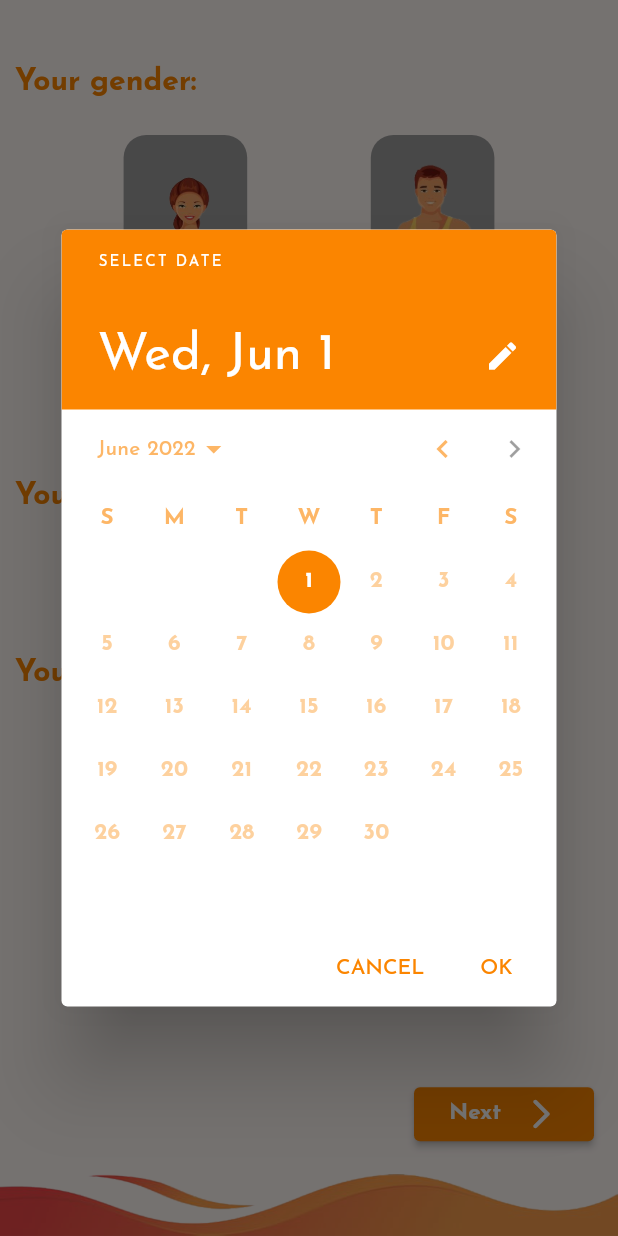
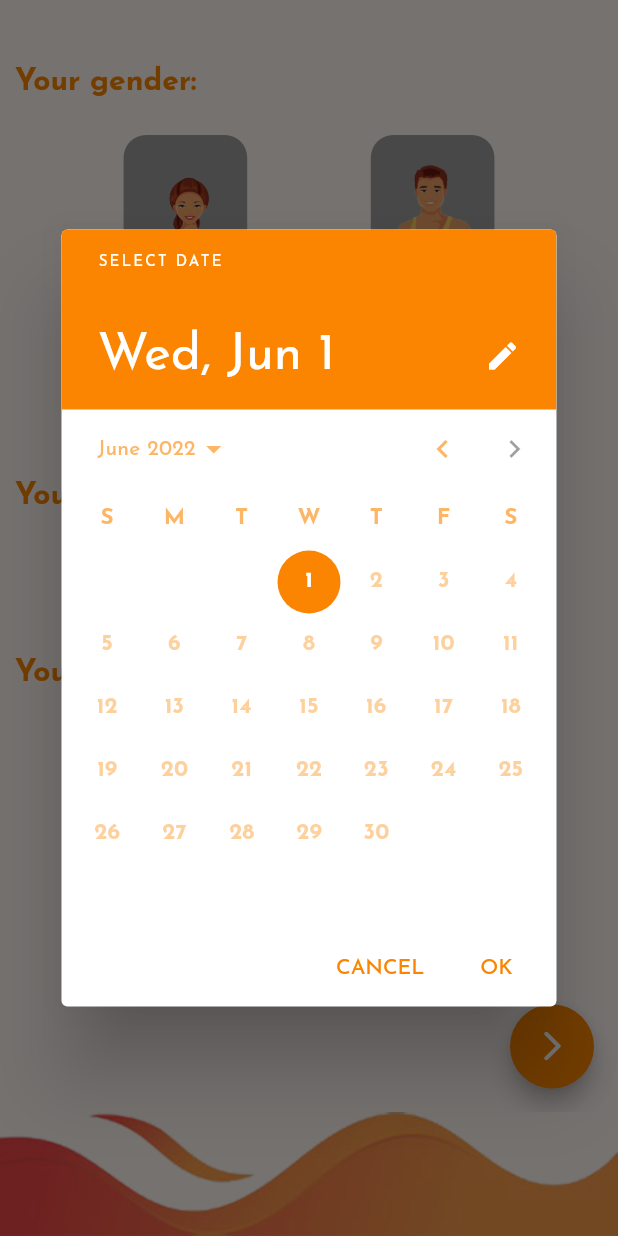
Before and after one commit to QW12AS3/OurProject, a Flutter app: the screen it shows after launch, after a tap on the "edit" icon, on a phone screen of 412 x 824 dp. Run offline on Flutter 3.47's test engine with Material 2 defaults, Android fonts, the phone set to English and light mode, and no system bars; our stand-ins replace flutter_svg; project files that could hold a hidden picture were left out.

Commit message:
Finish User Information View

```diff
--- a/lib/main.dart
+++ b/lib/main.dart
@@ -24,6 +24,17 @@ class Vigor extends StatelessWidget {
         debugShowCheckedModeBanner: false,
         themeMode: ThemeMode.light,
         theme: ThemeData(
+          snackBarTheme: SnackBarThemeData(
+            contentTextStyle: Theme.of(context)
+                .textTheme
+                .bodyMedium!
+                .copyWith(color: Colors.white),
+            backgroundColor: orangeColor.withOpacity(0.9),
+            elevation: 2,
+            shape: RoundedRectangleBorder(
+                borderRadius: BorderRadius.circular(15),
+                side: BorderSide(color: blueColor)),
+          ),
           checkboxTheme: CheckboxThemeData(
             fillColor: MaterialStateProperty.all(blueColor),
             shape: RoundedRectangleBorder(
@@ -31,6 +42,9 @@ class Vigor extends StatelessWidget {
             ),
           ),
           colorSchemeSeed: orangeColor,
+          floatingActionButtonTheme: FloatingActionButtonThemeData(
+            backgroundColor: orangeColor,
+          ),
           elevatedButtonTheme: ElevatedButtonThemeData(
             style: ButtonStyle(
                 textStyle: MaterialStateProperty.all<TextStyle>(TextStyle(
@@ -46,9 +60,15 @@ class Vigor extends StatelessWidget {
             // bodyLarge: TextStyle(
             //     color: orangeColor, fontSize: 30, fontWeight: FontWeight.bold),
             bodyMedium: TextStyle(
-                color: orangeColor, fontSize: 20, fontWeight: FontWeight.bold),
+                fontFamily: 'JosefinSans',
+                color: orangeColor,
+                fontSize: 20,
+                fontWeight: FontWeight.bold),
             bodySmall: TextStyle(
-                color: orangeColor, fontSize: 15, fontWeight: FontWeight.bold),
+                fontFamily: 'JosefinSans',
+                color: orangeColor,
+                fontSize: 15,
+                fontWeight: FontWeight.bold),
           ),
         ),
         darkTheme: ThemeData(),
--- a/lib/view_models/user_information_view_model.dart
+++ b/lib/view_models/user_information_view_model.dart
@@ -1,9 +1,11 @@
 import 'package:flutter/material.dart';
+import 'package:home_workout_app/components.dart';
 import 'package:home_workout_app/constants.dart';
 
 class UserInformationViewModel with ChangeNotifier {
   var gender;
   DateTime birthdate = DateTime.now();
+  bool dateIsSelected = false;
   Units weightUnit = Units.kg;
   Units heightUnit = Units.cm;
 
@@ -22,6 +24,20 @@ class UserInformationViewModel with ChangeNotifier {
 
   bool checkHWValues(String h, String w, BuildContext context) {
     return true;
+  }
+
+  checkDetails1Value(GlobalKey<FormState> _formkey,
+      PageController _pageController, BuildContext context) {
+    if (gender == null) {
+      showSnackbar(const Text('Please enter your gender'), context);
+    } else if (!dateIsSelected) {
+      showSnackbar(const Text('Please enter your birthdate'), context);
+    } else if (_formkey.currentState != null) {
+      if (_formkey.currentState!.validate()) {
+        _pageController.animateToPage(1,
+            duration: const Duration(milliseconds: 300), curve: Curves.linear);
+      }
+    }
   }
 
   void changeDiseasesValue(key, changedValue) {
@@ -67,6 +83,7 @@ class UserInformationViewModel with ChangeNotifier {
     );
     if (selectedBirthdate != null) {
       birthdate = selectedBirthdate;
+      dateIsSelected = true;
       notifyListeners();
     }
   }
--- a/lib/views/User Information View/details_page1.dart
+++ b/lib/views/User Information View/details_page1.dart
@@ -23,19 +23,10 @@ class Details1Page extends StatelessWidget {
     final theme = Theme.of(context);
     final mq = MediaQuery.of(context);
     return Scaffold(
-      floatingActionButton: SizedBox(
-        width: 120,
-        child: ElevatedButton(
-          onPressed: () {
-            nextFunction();
-          },
-          child: Row(
-            mainAxisAlignment: MainAxisAlignment.spaceAround,
-            children: const [
-              Text('Next'),
-              Icon(Icons.arrow_forward_ios_rounded)
-            ],
-          ),
+      floatingActionButton: FloatingActionButton(
+        onPressed: () => nextFunction(),
+        child: const Icon(
+          Icons.arrow_forward_ios_rounded,
         ),
       ),
       body: SingleChildScrollView(
@@ -164,7 +155,7 @@ class Details1Page extends StatelessWidget {
                             Icons.height,
                             color: orangeColor,
                           ),
-                          label: const Text('Height'),
+                          label: const FittedBox(child: Text('Height')),
                           floatingLabelStyle: theme.textTheme.bodySmall,
                           focusedErrorBorder: OutlineInputBorder(
                             borderSide:
@@ -254,7 +245,7 @@ class Details1Page extends StatelessWidget {
                           Icons.monitor_weight_outlined,
                           color: orangeColor,
                         ),
-                        label: const Text('Weight'),
+                        label: const FittedBox(child: Text('Weight')),
                         floatingLabelStyle: theme.textTheme.bodySmall,
                         focusedErrorBorder: OutlineInputBorder(
                           borderSide:
--- a/lib/views/User Information View/details_page2.dart
+++ b/lib/views/User Information View/details_page2.dart
@@ -52,7 +52,13 @@ class Details2Page extends StatelessWidget {
                 builder: (context, consumer, child) => Scrollbar(
                   child: Column(
                     children: consumer.diseases.entries
-                        .map((e) => CheckboxListTile(
+                        .map((e) => Padding(
+                              padding: EdgeInsets.only(
+                                  bottom: e.key ==
+                                          consumer.diseases.entries.last.key
+                                      ? 40
+                                      : 0),
+                              child: CheckboxListTile(
                                   title: UserInfoCustomText(
                                     text: e.key,
                                     color: blueColor,
@@ -61,7 +67,8 @@ class Details2Page extends StatelessWidget {
                                   value: e.value,
                                   onChanged: (value) {
                                     consumer.changeDiseasesValue(e.key, value);
-                            }))
+                                  }),
+                            ))
                         .toList(),
                   ),
                 ),
--- a/lib/views/User Information View/user_information_widgets.dart
+++ b/lib/views/User Information View/user_information_widgets.dart
@@ -1,5 +1,4 @@
 import 'package:flutter/material.dart';
-import 'package:home_workout_app/constants.dart';
 
 class GenderContainer extends StatelessWidget {
   GenderContainer({required this.color, required this.imagePath, Key? key})
@@ -12,10 +11,10 @@ class GenderContainer extends StatelessWidget {
   Widget build(BuildContext context) {
     final mq = MediaQuery.of(context);
     return AnimatedContainer(
-      duration: Duration(milliseconds: 300),
-      width: mq.size.width > 400 ? mq.size.width * 0.2 : 400,
+      duration: const Duration(milliseconds: 300),
+      width: mq.size.width > 350 ? mq.size.width * 0.2 : 400,
       height: mq.size.height * 0.25,
-      padding: EdgeInsets.only(bottom: 5),
+      padding: const EdgeInsets.only(bottom: 5),
       decoration:
           BoxDecoration(borderRadius: BorderRadius.circular(15), color: color),
       child: Image(
@@ -47,10 +46,12 @@ class UserInfoCustomText extends StatelessWidget {
           : EdgeInsets.all(0),
       child: Align(
         alignment: Alignment.topLeft,
-        child: Text(
-          text,
-          style: theme.textTheme.bodyMedium!
-              .copyWith(color: color, fontSize: fontsize),
+        child: FittedBox(
+          child: Text(
+            text,
+            style: theme.textTheme.bodyMedium!
+                .copyWith(color: color, fontSize: fontsize),
+          ),
         ),
       ),
     );
```
Also changed, not shown: lib/components.dart (+16 -0 lines), lib/views/User Information View/user_information_view.dart (+3 -10 lines). Lines whose indentation alone changed are shown as unchanged.
